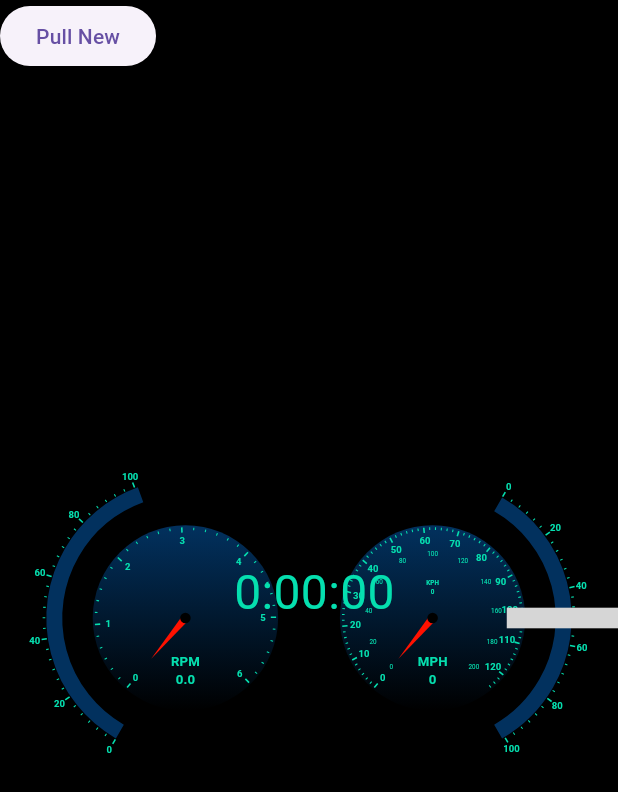
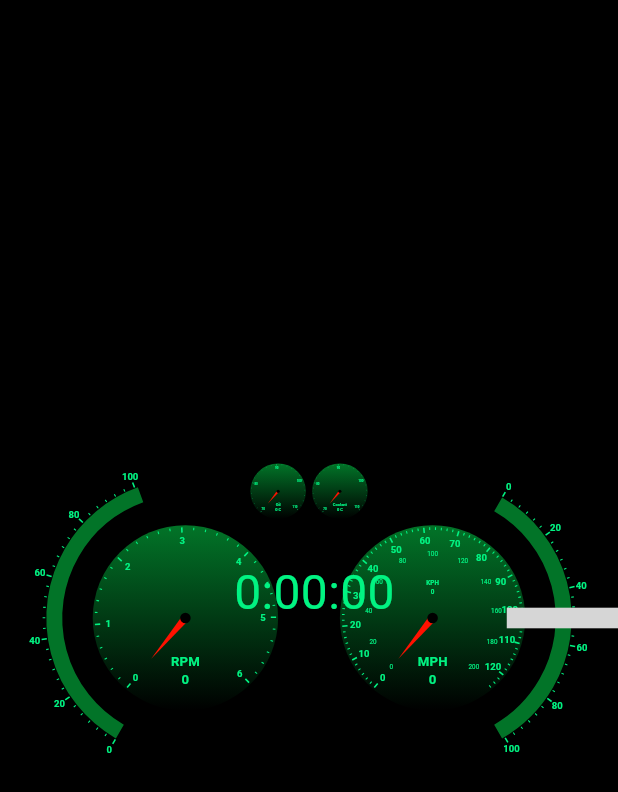
Before and after one commit to AsaHenley/car_gauge, a Flutter app: the screen it shows after launch, on a phone screen of 412 x 824 dp. Shown: the top 792 px of the screen. Run offline on Flutter 3.47's test engine with Material 3 defaults, Android fonts, the phone set to English and light mode, and no system bars; drawn by our look-alikes of syncfusion_flutter_gauges; network calls fail; grey boxes are pictures that could not be loaded.

Commit message:
Added requirements doc, added themes, timer, and more gagues

```diff
--- a/car_gauges_flutter/lib/main.dart
+++ b/car_gauges_flutter/lib/main.dart
@@ -1,14 +1,11 @@
+import 'dart:async';
 import 'dart:convert';
 import 'package:car_gauges_flutter/obd_gauges.dart';
 import 'package:flutter/material.dart';
-import 'package:flutter/services.dart';
 import 'package:http/http.dart' as http;
 //import 'package:window_manager/window_manager.dart'; // Window Manager Code
 
 bool hasData = false;
-Color mainColor = const Color.fromARGB(255, 5, 223, 175);
-Color secondaryColor = const Color.fromARGB(255, 2, 49, 94); //const Color.fromARGB(255, 2, 60, 75);
-Color background = const Color.fromARGB(255, 0, 0, 0);
 void main() async{
 /* // Window Manager Code
   WidgetsFlutterBinding.ensureInitialized(); // Window Manager Code
@@ -33,7 +30,7 @@ class MainApp extends StatelessWidget {
 
   @override
   Widget build(BuildContext context) {
-    SystemChrome.setEnabledSystemUIMode(SystemUiMode.edgeToEdge);
+
     return const MaterialApp(
       home: Scaffold(
         body: Display()
@@ -44,6 +41,14 @@ class MainApp extends StatelessWidget {
 
 class Display extends StatefulWidget{
   const Display({super.key});
+
+  final List<GaugeTheme> themes = const [
+    GaugeTheme(Color.fromARGB(255, 1, 243, 130), Color.fromARGB(255, 2, 116, 40), Color.fromARGB(255, 0, 0, 0)),
+    GaugeTheme(Color.fromARGB(255, 255, 1, 242), Color.fromARGB(255, 1, 76, 105), Color.fromARGB(255, 0, 0, 0)),
+    GaugeTheme(Color.fromARGB(255, 1, 255, 200), Color.fromARGB(255, 67, 1, 105), Color.fromARGB(255, 0, 0, 0)),
+    GaugeTheme(Color.fromARGB(255, 248, 60, 3), Color.fromARGB(255, 0, 0, 0), Color.fromARGB(255, 0, 0, 0)),
+    GaugeTheme(Color.fromARGB(255, 241, 238, 4), Color.fromARGB(255, 209, 112, 1), Color.fromARGB(255, 0, 0, 0)),
+  ];
 
   @override
   State<Display> createState() => DisplayState();
@@ -59,23 +64,18 @@ class DisplayState extends State<Display>{
   double coolTemp = 0;
   double oilTemp = 0;
   Duration tripTime = Duration(seconds: 0);
+  late GaugeTheme curTheme;
+  int themeIndex = 0;
+  late Timer timer;
 
   @override
-  Widget build(BuildContext context) {
-    Size screenSize = MediaQuery.of(context).size;
-    double centerPoint = screenSize.height * 0.5;
-    double baseWidth = screenSize.width * 0.3; // Size of gauges
-    Offset speedLoc = Offset(centerPoint, screenSize.width * 0.7) - Offset(baseWidth/2, baseWidth/2); // Location of gauges
-    Offset rpmLoc = Offset(centerPoint, screenSize.width * 0.3) - Offset(baseWidth/2, baseWidth/2);
-    return Container(
-      color: background,
-      child:
-          Stack(
-            children: [
-              Positioned(
-                left: 0,
-                child: ElevatedButton(
-                  onPressed: () {
+  void initState(){
+    super.initState();
+    curTheme = widget.themes[themeIndex];
+    timer = Timer.periodic(Duration(milliseconds: 5000), setNewData);
+  }
+
+  void setNewData(Timer t){
     getObdData().then((data){
       setState(() {
         if(!hasData){return;}
@@ -88,17 +88,40 @@ class DisplayState extends State<Display>{
         tripTime = Duration(seconds: data['run_time']);
       });
     });
+  }
+
+  @override
+  Widget build(BuildContext context) {
+    Size screenSize = MediaQuery.of(context).size;
+    double centerPoint = screenSize.height * 0.5;
+    double baseWidth = screenSize.width * 0.3; // Size of gauges
+    Offset speedLoc = Offset(centerPoint, screenSize.width * 0.7) - Offset(baseWidth/2, baseWidth/2); // Location of gauges
+    Offset rpmLoc = Offset(centerPoint, screenSize.width * 0.3) - Offset(baseWidth/2, baseWidth/2);
+    Offset oilLoc = Offset(centerPoint * 0.9, screenSize.width * 0.45) - Offset(baseWidth/2, baseWidth*.3/2);
+    Offset coolLoc = Offset(centerPoint * 0.9, screenSize.width * 0.55) - Offset(baseWidth/2, baseWidth*.3/2);
+    return GestureDetector(
+      onTap: () {
+        setState(() {
+          if(themeIndex < widget.themes.length-1){
+            themeIndex++;
+          }else{
+            themeIndex = 0;
+          }
+          try{curTheme = widget.themes[themeIndex];}
+          catch(_){themeIndex = 0; curTheme = widget.themes[themeIndex];}
+        });
       },
-                  child: Text('Pull New')
-                )
-              ),
+      child: Container(
+        color: curTheme.background,
+        child: Stack(
+          children: [
             Positioned( // Speedometer
               top: speedLoc.dx,
               left: speedLoc.dy,
               child: Container(
                 width: baseWidth,
-                  decoration: BoxDecoration(shape: BoxShape.circle, gradient: LinearGradient(colors: [background, secondaryColor], begin: Alignment.bottomCenter, end: Alignment.topCenter)),
-                  child: FittedBox(fit: BoxFit.contain, child: Speedometer(speedKph: speed, title: 'MPH'))
+                decoration: BoxDecoration(shape: BoxShape.circle, gradient: LinearGradient(colors: [curTheme.background, curTheme.secondaryColor], begin: Alignment.bottomCenter, end: Alignment.topCenter)),
+                child: FittedBox(fit: BoxFit.contain, child: Speedometer(speedKph: speed, title: 'MPH', mainColor: curTheme.mainColor, secondaryColor: curTheme.secondaryColor))
               )
             ),
             Positioned( // Throttle Level
@@ -106,7 +129,7 @@ class DisplayState extends State<Display>{
               left: speedLoc.dy,
               child: SizedBox(
                 width: baseWidth,
-                  child: FittedBox(fit: BoxFit.contain, child: RadialLevel(level: fuelLevel, startAng: 300, endAng: 60))
+                child: FittedBox(fit: BoxFit.contain, child: RadialLevel(level: fuelLevel, startAng: 300, endAng: 60, mainColor: curTheme.mainColor, secondaryColor: curTheme.secondaryColor))
               )
             ),
             Positioned( // RMP
@@ -114,8 +137,8 @@ class DisplayState extends State<Display>{
               left: rpmLoc.dy,
               child: Container(
                 width: baseWidth,
-                  decoration: BoxDecoration(shape: BoxShape.circle, gradient: LinearGradient(colors: [background, secondaryColor], begin: Alignment.bottomCenter, end: Alignment.topCenter)),
-                  child: FittedBox(fit: BoxFit.contain, child: RmpGauge(rmp: rmp, title: 'RPM',))
+                decoration: BoxDecoration(shape: BoxShape.circle, gradient: LinearGradient(colors: [curTheme.background, curTheme.secondaryColor], begin: Alignment.bottomCenter, end: Alignment.topCenter)),
+                child: FittedBox(fit: BoxFit.contain, child: RmpGauge(value: rmp/1000, title: 'RPM', annotation: '${rmp.round()}', mainColor: curTheme.mainColor, secondaryColor: curTheme.secondaryColor))
               )
             ),
             Positioned( // Other
@@ -123,30 +146,48 @@ class DisplayState extends State<Display>{
               left: rpmLoc.dy,
               child: SizedBox(
                 width: baseWidth,
-                  child: FittedBox(fit: BoxFit.contain, child: RadialLevel(level: throttle, startAng: 120, endAng: 250))
+                child: FittedBox(fit: BoxFit.contain, child: RadialLevel(level: throttle, startAng: 120, endAng: 250, mainColor: curTheme.mainColor, secondaryColor: curTheme.secondaryColor))
               )
             ),
-              Positioned(
+            Positioned( // Oil Temp
+              top: oilLoc.dx,
+              left: oilLoc.dy,
+              child: Container(
+                width: baseWidth * 0.3,
+                decoration: BoxDecoration(shape: BoxShape.circle, gradient: LinearGradient(colors: [curTheme.background, curTheme.secondaryColor], begin: Alignment.bottomCenter, end: Alignment.topCenter)),
+                child: FittedBox(fit: BoxFit.contain, child: RmpGauge(value: oilTemp, minVal: 70, maxVal: 111, title: 'Oil', annotation: '${oilTemp.round()} C', mainColor: curTheme.mainColor, secondaryColor: curTheme.secondaryColor))
+              )
+            ),
+            Positioned( // Coolant Temp
+              top: coolLoc.dx,
+              left: coolLoc.dy,
+              child:  Container(
+                width: baseWidth * 0.3,
+                decoration: BoxDecoration(shape: BoxShape.circle, gradient: LinearGradient(colors: [curTheme.background, curTheme.secondaryColor], begin: Alignment.bottomCenter, end: Alignment.topCenter)),
+                child: FittedBox(fit: BoxFit.contain, child: RmpGauge(value: coolTemp, minVal: 70, maxVal: 111, title: 'Coolant', annotation: '${coolTemp.round()} C',  mainColor: curTheme.mainColor, secondaryColor: curTheme.secondaryColor))
+              )
+            ),
+            Positioned( // Fuel Level
               left: screenSize.width*0.82,
               top: (screenSize.height - baseWidth) * 0.5,
               child: SizedBox(
                 width: screenSize.width * 0.25,
                 height: baseWidth,
-                  child: FittedBox(fit: BoxFit.contain, child: LevelGauge(level: fuelLevel)),
+                child: FittedBox(fit: BoxFit.contain, child: LevelGauge(level: fuelLevel, mainColor: curTheme.mainColor, secondaryColor: curTheme.secondaryColor)),
               )
             ),
             Positioned(
               left: screenSize.width/2 - 50,
               top: screenSize.height/2 -40,
-                child: Text(tripTime.toString().substring(0, tripTime.toString().indexOf('.')), style: TextStyle(color: mainColor, fontSize: 32))
+              child: Text(tripTime.toString().substring(0, tripTime.toString().indexOf('.')), style: TextStyle(color: curTheme.mainColor, fontSize: 32))
             )
           ],
         ),
+      )
     );
   }
 
 }
-
 
 Future<dynamic> getObdData() async{
   try{
@@ -154,9 +195,17 @@ Future<dynamic> getObdData() async{
     hasData = true;
     return json.decode(response.body);
   }catch(_){
-    print('Unable to Fetch Data');
+    debugPrint('Unable to Fetch Data');
     hasData = false;
     return [];
   }
 
 }
+
+class GaugeTheme{
+  const GaugeTheme(this.mainColor,this.secondaryColor, this.background);
+
+  final Color mainColor;
+  final Color secondaryColor;
+  final Color background;
+}
--- a/car_gauges_flutter/lib/obd_gauges.dart
+++ b/car_gauges_flutter/lib/obd_gauges.dart
@@ -1,7 +1,5 @@
-
 import 'package:flutter/material.dart';
 import 'package:syncfusion_flutter_gauges/gauges.dart';
-import 'package:car_gauges_flutter/main.dart';
 
 
 
@@ -9,19 +7,29 @@ class Speedometer extends StatelessWidget{
   const Speedometer(
     {super.key,
     required this.speedKph,
-    this.title = ''});
+    this.title = '',
+    this.mainColor = const Color.fromARGB(255, 159, 201, 7),
+    this.secondaryColor = const Color.fromARGB(255, 30, 139, 3)
+    }
+  );
 
   final double speedKph;
   final String title;
+  final Color mainColor;
+  final Color secondaryColor;
 
   @override
   Widget build(BuildContext context) {
+    double start = 130;
+    double end = 50;
     return SfRadialGauge(
       axes: [
         RadialAxis(
           minimum: 0,
           maximum: 200,
           labelOffset: 45,
+          startAngle: start,
+          endAngle: end,
           showAxisLine: false,
           showTicks: false,
           axisLabelStyle: GaugeTextStyle(color: mainColor),
@@ -29,6 +37,8 @@ class Speedometer extends StatelessWidget{
         RadialAxis(
           minimum: 0,
           maximum: 125,
+          startAngle: start,
+          endAngle: end,
           labelOffset: 10,
           tickOffset: -5,
           axisLabelStyle: GaugeTextStyle(color: mainColor, fontSize: 18, fontWeight: FontWeight.bold),
@@ -74,12 +84,18 @@ class RadialLevel extends StatelessWidget{
     required this.level,
     this.title = '',
     this.startAng = 130,
-    this.endAng = 50});
+    this.endAng = 50,
+    this.mainColor = const Color.fromARGB(255, 159, 201, 7),
+    this.secondaryColor = const Color.fromARGB(255, 30, 139, 3)
+    }
+  );
 
   final double level;
   final String title;
   final double startAng;
   final double endAng;
+  final Color mainColor;
+  final Color secondaryColor;
 
   @override
   Widget build(BuildContext context) {
@@ -118,29 +134,45 @@ class RadialLevel extends StatelessWidget{
 class RmpGauge extends StatelessWidget{
   const RmpGauge(
     {super.key,
-    required this.rmp,
-    this.title = ''});
+    required this.value,
+    this.title = '',
+    this.mainColor = const Color.fromARGB(255, 159, 201, 7),
+    this.secondaryColor = const Color.fromARGB(255, 30, 139, 3),
+    this.minVal = 0,
+    this.maxVal = 6.1,
+    this.annotation = ''
+    }
+  );
 
-  final double rmp;
+  final double value;
   final String title;
+  final Color mainColor;
+  final Color secondaryColor;
+  final double maxVal;
+  final double minVal;
+  final String annotation;
 
   @override
   Widget build(BuildContext context) {
+    double start = 130;
+    double end = 50;
     return SfRadialGauge(
       axes: [
         RadialAxis(
-          minimum: 0,
-          maximum: 6.1,
+          minimum: minVal,
+          maximum: maxVal,
+          startAngle: start,
+          endAngle: end,
           labelOffset: 10,
           tickOffset: -5,
           axisLabelStyle: GaugeTextStyle(color: mainColor, fontSize: 18, fontWeight: FontWeight.bold),
           showAxisLine: false,
-          interval: 1,
+          interval: maxVal-minVal > 10 ? 10:1,
           minorTicksPerInterval: 5,
           majorTickStyle: MajorTickStyle(length: 10, thickness: 3, color: mainColor),
           minorTickStyle: MinorTickStyle(length: 5, thickness: 2, color: mainColor),
           pointers: [
-            NeedlePointer(value: rmp/1000, knobStyle: KnobStyle(color: Colors.black, knobRadius: 0.06), needleEndWidth: 7, needleStartWidth: 0.1, needleColor: const Color.fromARGB(255, 255, 17, 0), enableAnimation: true)
+            NeedlePointer(value: value, knobStyle: KnobStyle(color: Colors.black, knobRadius: 0.06), needleEndWidth: 7, needleStartWidth: 0.1, needleColor: const Color.fromARGB(255, 255, 17, 0), enableAnimation: true)
             ],
           annotations: [
             GaugeAnnotation(
@@ -149,7 +181,7 @@ class RmpGauge extends StatelessWidget{
               positionFactor: 0.5,
             ),
             GaugeAnnotation(
-              widget: Text('$rmp', style: TextStyle(fontSize: 25, fontWeight: FontWeight.bold, color: mainColor),),
+              widget: Text(annotation, style: TextStyle(fontSize: 25, fontWeight: FontWeight.bold, color: mainColor),),
               angle: 90,
               positionFactor: 0.7,
             ),
@@ -163,14 +195,20 @@ class RmpGauge extends StatelessWidget{
 class LevelGauge extends StatelessWidget{
   const LevelGauge(
     {super.key,
-    required this.level});
+    required this.level,
+    this.mainColor = const Color.fromARGB(255, 159, 201, 7),
+    this.secondaryColor = const Color.fromARGB(255, 30, 139, 3)
+    }
+  );
 
   final double level;
+  final Color mainColor;
+  final Color secondaryColor;
 
   @override
   Widget build(BuildContext context) {
     return SfLinearGauge(
-      axisTrackStyle: LinearAxisTrackStyle(thickness: 19, color: secondaryColor),
+      axisTrackStyle: LinearAxisTrackStyle(thickness: 20, color: secondaryColor),
       showLabels: false,
       majorTickStyle: LinearTickStyle(length: 7, thickness: 2, color: mainColor),
       minorTickStyle: LinearTickStyle(length: 3, thickness: 1, color: mainColor),
```
Also changed, not shown: requirements.txt (added, +42 -0 lines), 2 other files. Lines whose indentation alone changed are shown as unchanged.
